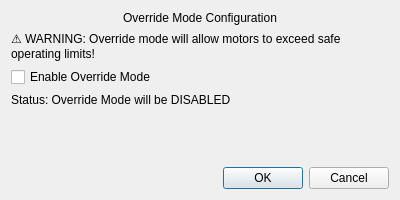
Old version of the form frontend/OverrideDialog.ui in the repository YCP-Rev-Metrix/BallSpinner-Controller-v2.
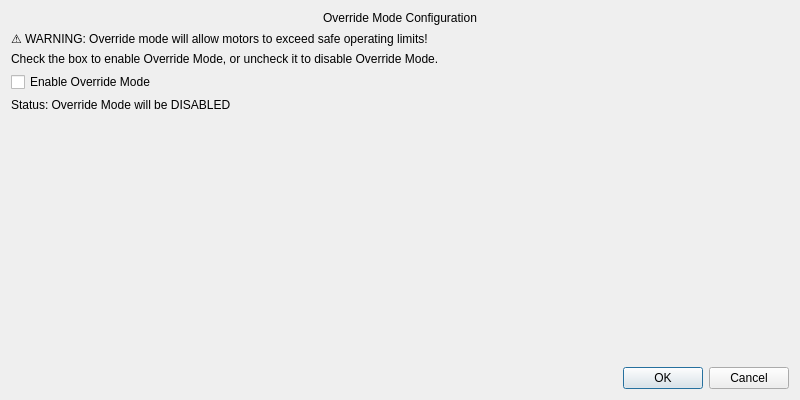
New version of the form.

Diff of the .ui file:
```diff
--- a/frontend/OverrideDialog.ui
+++ b/frontend/OverrideDialog.ui
@@ -6,8 +6,8 @@
    <rect>
     <x>0</x>
     <y>0</y>
-    <width>400</width>
-    <height>200</height>
+        <width>800</width>
+        <height>400</height>
    </rect>
   </property>
   <property name="windowTitle">
@@ -34,6 +34,19 @@
      </property>
     </widget>
    </item>
+    <item>
+     <widget class="QLabel" name="lblInstruction">
+        <property name="text">
+       <string>Check the box to enable Override Mode, or uncheck it to disable Override Mode.</string>
+        </property>
+        <property name="wordWrap">
+         <bool>true</bool>
+        </property>
+        <property name="alignment">
+         <set>Qt::AlignmentFlag::AlignLeft</set>
+        </property>
+     </widget>
+    </item>
    <item>
     <widget class="QCheckBox" name="chkEnableOverride">
      <property name="text">
```
